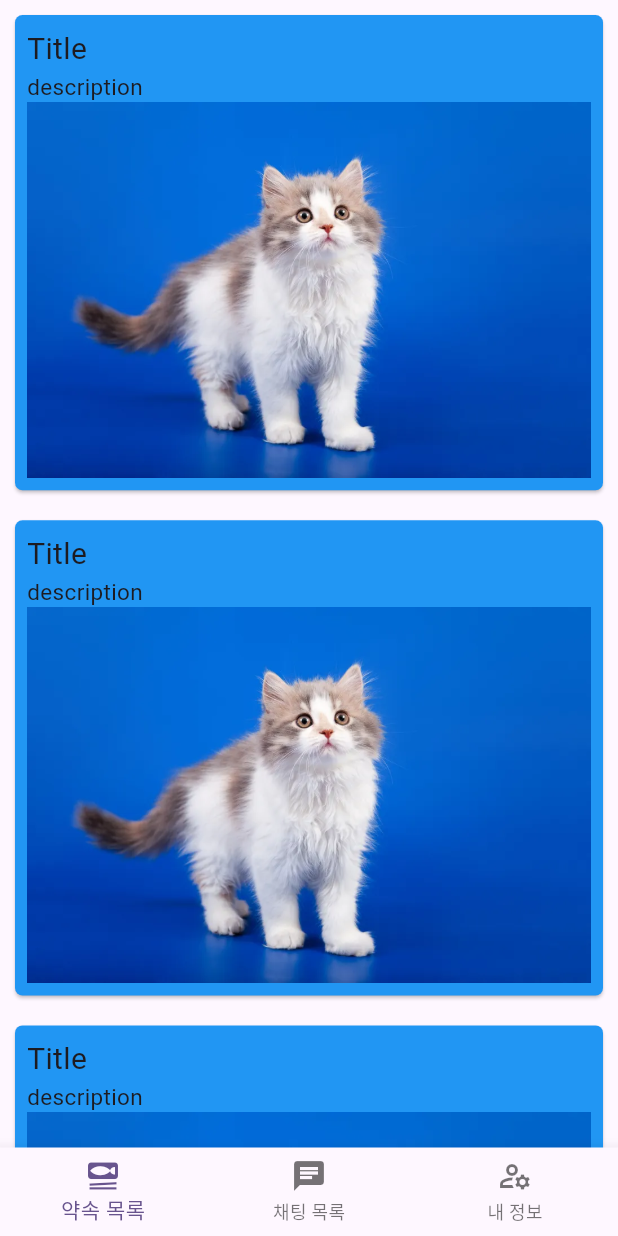
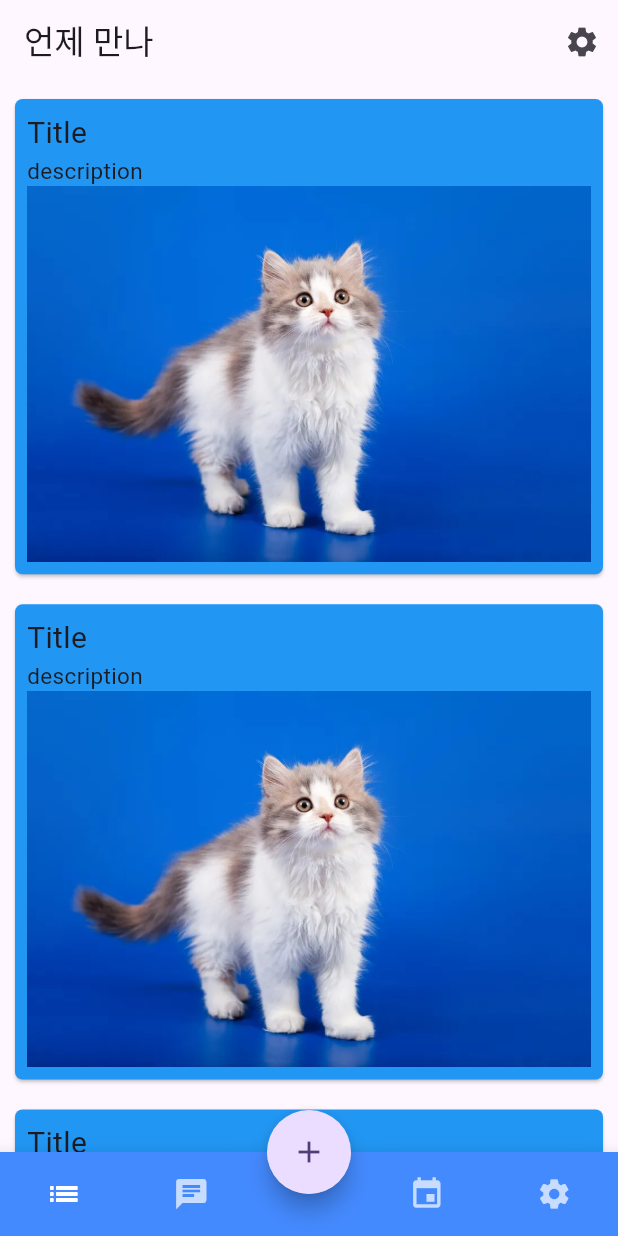
Before and after one commit to sjml2002/promiseScheduling, a Flutter app: the screen it shows after launch, on a phone screen of 412 x 824 dp. Run offline on Flutter 3.47's test engine with Material 3 defaults, Android fonts, the phone set to English and light mode, and no system bars; drawn by our look-alikes of animated_bottom_navigation_bar; our stand-ins replace firebase_auth, firebase_core, table_calendar; accounts and stored records are empty.

Commit message:
조장님 일하신다 디자인 개선

```diff
--- a/lib/main.dart
+++ b/lib/main.dart
@@ -34,7 +34,7 @@ class MainScreen extends StatelessWidget {
         useMaterial3: true,
       ),
       debugShowCheckedModeBanner: false,
-      home: TabsScreen(),
+      home: const TabsScreen(),
     );
     // home: const TabsScreen(),
     // home: LoginScreen());
--- a/lib/screens/tabs_screen.dart
+++ b/lib/screens/tabs_screen.dart
@@ -1,4 +1,6 @@
+import 'package:animated_bottom_navigation_bar/animated_bottom_navigation_bar.dart';
 import 'package:flutter/material.dart';
+import 'package:promise_schedule/screens/calendar_screen.dart';
 import 'package:promise_schedule/screens/chatting_list_screen.dart';
 import 'package:promise_schedule/screens/profile_screen.dart';
 import 'package:promise_schedule/screens/schedule_list_screen.dart';
@@ -13,48 +15,113 @@ class TabsScreen extends StatefulWidget {
 class _TabsScreenState extends State<TabsScreen> {
   int _selectedPageIndex = 0;
 
+  final List<Widget> _pages = [
+    ScheduleListScreen(),
+    ChatListScreen(),
+    CalendarScreen(),
+    UserConfigScreen(),
+  ];
+
+  final List<AppBar> _appBars = [
+    AppBar(
+      title: Text("언제 만나"),
+      actions: [IconButton(onPressed: () {}, icon: Icon(Icons.settings))],
+    ),
+    AppBar(
+      title: Text("달력"),
+      actions: [IconButton(onPressed: () {}, icon: Icon(Icons.settings))],
+    ),
+    AppBar(
+      title: Text("채팅 목록"),
+      actions: [IconButton(onPressed: () {}, icon: Icon(Icons.settings))],
+    ),
+    AppBar(
+      title: Text("친구 목록"),
+      actions: [IconButton(onPressed: () {}, icon: Icon(Icons.settings))],
+    )
+  ];
+
+  final List<String> _appBarTitles = [
+    '약속 목록',
+    '채팅 목록',
+    '달력',
+    '내 정보',
+  ];
+
+  final List<IconData> _floatingButtonIcons = [
+    Icons.list_outlined,
+    Icons.chat,
+    Icons.event,
+    Icons.settings,
+  ];
+
   void _selectPage(int index) {
     setState(() {
       _selectedPageIndex = index;
     });
   }
 
+  void _showModal(BuildContext context) {
+    TextEditingController titleController = TextEditingController();
+
+    showDialog(
+      context: context,
+      builder: (context) {
+        return AlertDialog(
+          title: Text('제목 입력'),
+          content: TextField(
+            controller: titleController,
+            decoration: InputDecoration(
+              labelText: '제목',
+              border: OutlineInputBorder(),
+            ),
+          ),
+          actions: [
+            TextButton(
+              onPressed: () {
+                Navigator.of(context).pop(); // 모달 창 닫기
+              },
+              child: Text('취소'),
+            ),
+            TextButton(
+              onPressed: () {
+                // 입력한 제목을 저장하거나 사용할 로직 추가
+                print('입력한 제목: ${titleController.text}');
+                Navigator.of(context).pop(); // 모달 창 닫기
+              },
+              child: Text('저장'),
+            ),
+          ],
+        );
+      },
+    );
+  }
+
   @override
   Widget build(BuildContext context) {
-    Widget activePage = ScheduleListScreen();
-
-    switch (_selectedPageIndex) {
-      case 0: // 스케줄 목록
-        activePage = ScheduleListScreen();
-        break;
-      case 1: // 채팅창 목록
-        activePage = ChatListScreen();
-        break;
-      case 2: // 사용자 설정
-        activePage = UserConfigScreen();
-        break;
-      default:
-    }
-
     return Scaffold(
-      body: SafeArea(child: activePage),
-      bottomNavigationBar: BottomNavigationBar(
-        currentIndex: _selectedPageIndex,
+      appBar: _appBars[_selectedPageIndex],
+      body: SafeArea(
+        child: _pages[_selectedPageIndex],
+      ),
+      floatingActionButton: FloatingActionButton(
+        shape: CircleBorder(),
+        onPressed: () {
+          _showModal(context);
+        },
+        child: Icon(Icons.add),
+      ),
+      floatingActionButtonLocation: FloatingActionButtonLocation.centerDocked,
+      bottomNavigationBar: AnimatedBottomNavigationBar(
+        icons: _floatingButtonIcons,
+        activeIndex: _selectedPageIndex,
+        notchMargin: 0,
+        gapLocation: GapLocation.center,
+        notchSmoothness: NotchSmoothness.sharpEdge,
         onTap: _selectPage,
-        items: const [
-          BottomNavigationBarItem(
-            icon: Icon(Icons.set_meal),
-            label: '약속 목록',
-          ),
-          BottomNavigationBarItem(
-            icon: Icon(Icons.chat),
-            label: '채팅 목록',
-          ),
-          BottomNavigationBarItem(
-            icon: Icon(Icons.manage_accounts_outlined),
-            label: '내 정보',
-          ),
-        ],
+        backgroundColor: Colors.blueAccent,
+        activeColor: Colors.white,
+        inactiveColor: Colors.white70,
       ),
     );
   }
--- a/pubspec.yaml
+++ b/pubspec.yaml
@@ -37,6 +37,8 @@ dependencies:
   cupertino_icons: ^1.0.6
   firebase_core: ^3.1.0
   firebase_auth: ^5.1.0
+  animated_bottom_navigation_bar: ^1.3.3
+  table_calendar: ^3.1.2
 
 dev_dependencies:
   flutter_test:
```
Also changed, not shown: lib/screens/calendar_screen.dart (added, +50 -0 lines), pubspec.lock.
